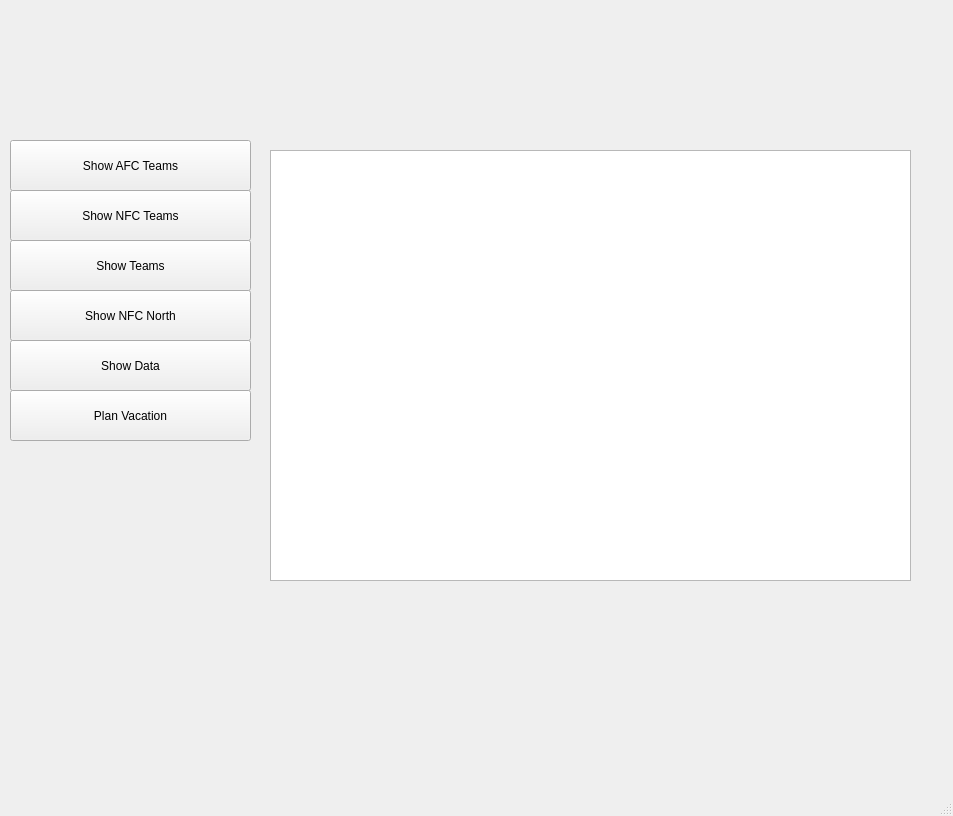
First picture: the form in mainwindow.ui, repository dal07065/Let-s-Play-NFL-Football, before the edit.
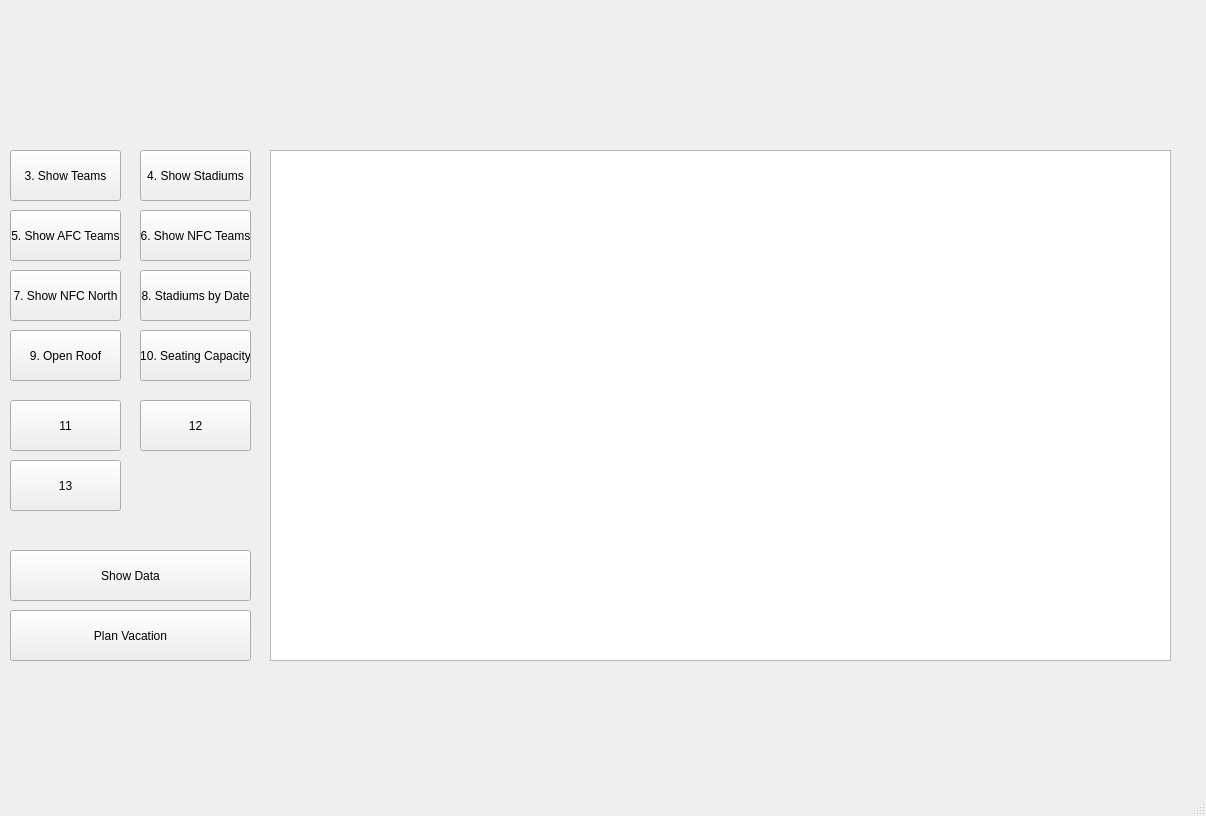
Second picture: the form after the edit. Icons and pictures are not drawn.

Commit message: Add View Buttons

The edit to the form file:
```diff
--- a/mainwindow.ui
+++ b/mainwindow.ui
@@ -6,7 +6,7 @@
    <rect>
     <x>0</x>
     <y>0</y>
-    <width>953</width>
+    <width>1206</width>
     <height>816</height>
    </rect>
   </property>
@@ -19,8 +19,8 @@
      <rect>
       <x>270</x>
       <y>150</y>
-      <width>641</width>
-      <height>431</height>
+      <width>901</width>
+      <height>511</height>
      </rect>
     </property>
    </widget>
@@ -28,7 +28,7 @@
     <property name="geometry">
      <rect>
       <x>10</x>
-      <y>340</y>
+      <y>550</y>
       <width>241</width>
       <height>51</height>
      </rect>
@@ -41,59 +41,59 @@
     <property name="geometry">
      <rect>
       <x>10</x>
-      <y>240</y>
-      <width>241</width>
+      <y>150</y>
+      <width>111</width>
       <height>51</height>
      </rect>
     </property>
     <property name="text">
-     <string>Show Teams</string>
+     <string>3. Show Teams</string>
     </property>
    </widget>
    <widget class="QPushButton" name="show_NFCNorth">
     <property name="geometry">
      <rect>
       <x>10</x>
-      <y>290</y>
-      <width>241</width>
+      <y>270</y>
+      <width>111</width>
       <height>51</height>
      </rect>
     </property>
     <property name="text">
-     <string>Show NFC North</string>
+     <string>7. Show NFC North</string>
     </property>
    </widget>
    <widget class="QPushButton" name="show_AFC_Teams">
     <property name="geometry">
      <rect>
       <x>10</x>
-      <y>140</y>
-      <width>241</width>
+      <y>210</y>
+      <width>111</width>
       <height>51</height>
      </rect>
     </property>
     <property name="text">
-     <string>Show AFC Teams</string>
+     <string>5. Show AFC Teams</string>
     </property>
    </widget>
    <widget class="QPushButton" name="show_NFC_Teams">
     <property name="geometry">
      <rect>
-      <x>10</x>
-      <y>190</y>
-      <width>241</width>
+      <x>140</x>
+      <y>210</y>
+      <width>111</width>
       <height>51</height>
      </rect>
     </property>
     <property name="text">
-     <string>Show NFC Teams</string>
+     <string>6. Show NFC Teams</string>
     </property>
    </widget>
    <widget class="QPushButton" name="pushButton">
     <property name="geometry">
      <rect>
       <x>10</x>
-      <y>390</y>
+      <y>610</y>
       <width>241</width>
       <height>51</height>
      </rect>
@@ -121,6 +121,97 @@
      <bool>true</bool>
     </property>
    </widget>
+   <widget class="QPushButton" name="show_Stadiums">
+    <property name="geometry">
+     <rect>
+      <x>140</x>
+      <y>150</y>
+      <width>111</width>
+      <height>51</height>
+     </rect>
+    </property>
+    <property name="text">
+     <string>4. Show Stadiums</string>
+    </property>
+   </widget>
+   <widget class="QPushButton" name="show_StadiumsByDate">
+    <property name="geometry">
+     <rect>
+      <x>140</x>
+      <y>270</y>
+      <width>111</width>
+      <height>51</height>
+     </rect>
+    </property>
+    <property name="text">
+     <string>8. Stadiums by Date</string>
+    </property>
+   </widget>
+   <widget class="QPushButton" name="show_openRoof">
+    <property name="geometry">
+     <rect>
+      <x>10</x>
+      <y>330</y>
+      <width>111</width>
+      <height>51</height>
+     </rect>
+    </property>
+    <property name="text">
+     <string>9. Open Roof</string>
+    </property>
+   </widget>
+   <widget class="QPushButton" name="show_SeatingCapacity">
+    <property name="geometry">
+     <rect>
+      <x>140</x>
+      <y>330</y>
+      <width>111</width>
+      <height>51</height>
+     </rect>
+    </property>
+    <property name="text">
+     <string>10. Seating Capacity</string>
+    </property>
+   </widget>
+   <widget class="QPushButton" name="show_11">
+    <property name="geometry">
+     <rect>
+      <x>10</x>
+      <y>400</y>
+      <width>111</width>
+      <height>51</height>
+     </rect>
+    </property>
+    <property name="text">
+     <string>11</string>
+    </property>
+   </widget>
+   <widget class="QPushButton" name="show_12">
+    <property name="geometry">
+     <rect>
+      <x>140</x>
+      <y>400</y>
+      <width>111</width>
+      <height>51</height>
+     </rect>
+    </property>
+    <property name="text">
+     <string>12</string>
+    </property>
+   </widget>
+   <widget class="QPushButton" name="show_13">
+    <property name="geometry">
+     <rect>
+      <x>10</x>
+      <y>460</y>
+      <width>111</width>
+      <height>51</height>
+     </rect>
+    </property>
+    <property name="text">
+     <string>13</string>
+    </property>
+   </widget>
   </widget>
   <widget class="QStatusBar" name="statusbar"/>
   <action name="actionAdmin">
```
The commit also changes 41 other files.
